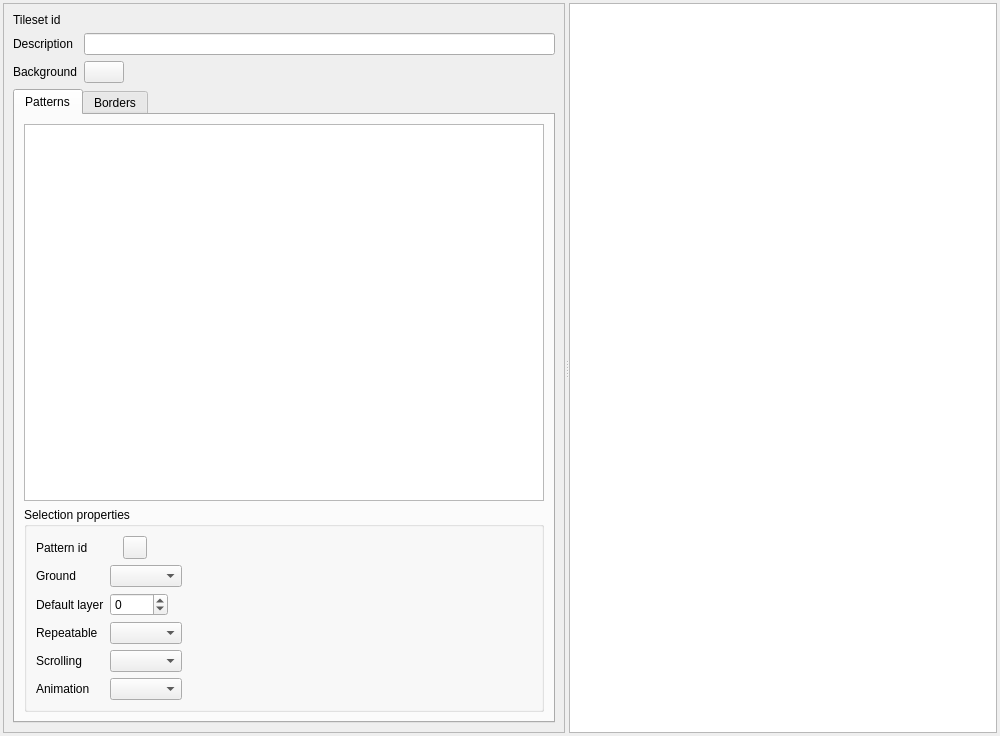
Kangie/solarus, file src/widgets/tileset_editor.ui: the form before one commit.
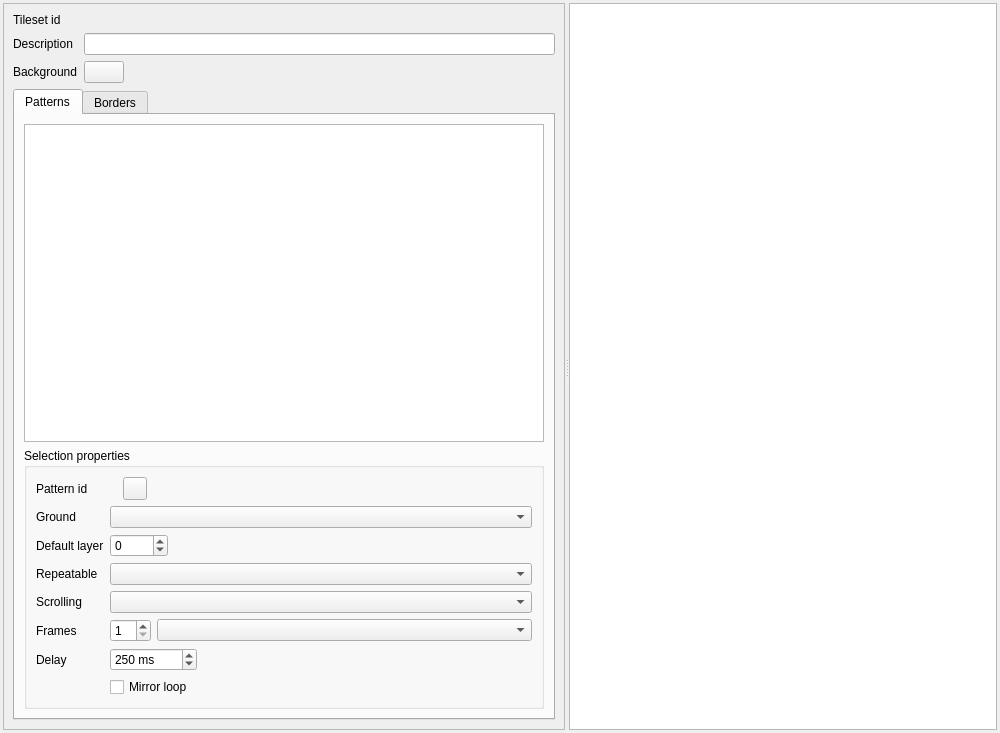
The form after the commit. Icons and pictures are not drawn. Custom widgets are drawn as their Qt base class.

Commit message: Multi-frame pattern UI

Patch:
```diff
--- a/src/widgets/tileset_editor.ui
+++ b/src/widgets/tileset_editor.ui
@@ -7,7 +7,7 @@
     <x>0</x>
     <y>0</y>
     <width>1000</width>
-    <height>736</height>
+    <height>733</height>
    </rect>
   </property>
   <property name="windowTitle">
@@ -41,7 +41,7 @@
          <x>0</x>
          <y>0</y>
          <width>597</width>
-         <height>728</height>
+         <height>725</height>
         </rect>
        </property>
        <property name="sizePolicy">
@@ -175,18 +175,6 @@
             <string>Patterns</string>
            </attribute>
            <layout class="QVBoxLayout" name="verticalLayout">
-            <property name="leftMargin">
-             <number>9</number>
-            </property>
-            <property name="topMargin">
-             <number>9</number>
-            </property>
-            <property name="rightMargin">
-             <number>9</number>
-            </property>
-            <property name="bottomMargin">
-             <number>9</number>
-            </property>
             <item>
              <widget class="SolarusEditor::TilePatternsListView" name="patterns_list_view"/>
             </item>
@@ -203,7 +191,7 @@
               </property>
               <layout class="QFormLayout" name="formLayout_2">
                <property name="fieldGrowthPolicy">
-                <enum>QFormLayout::AllNonFixedFieldsGrow</enum>
+                <enum>QFormLayout::ExpandingFieldsGrow</enum>
                </property>
                <item row="0" column="0">
                 <widget class="QLabel" name="pattern_id_label">
@@ -287,7 +275,7 @@
                <item row="1" column="1">
                 <widget class="SolarusEditor::EnumSelector&lt;SolarusEditor::Ground&gt;" name="ground_field">
                  <property name="sizePolicy">
-                  <sizepolicy hsizetype="Fixed" vsizetype="Fixed">
+                  <sizepolicy hsizetype="Expanding" vsizetype="Fixed">
                    <horstretch>0</horstretch>
                    <verstretch>0</verstretch>
                   </sizepolicy>
@@ -307,6 +295,19 @@
                  </property>
                 </widget>
                </item>
+               <item row="2" column="1">
+                <widget class="QSpinBox" name="default_layer_field">
+                 <property name="buttonSymbols">
+                  <enum>QAbstractSpinBox::UpDownArrows</enum>
+                 </property>
+                 <property name="minimum">
+                  <number>-9999</number>
+                 </property>
+                 <property name="maximum">
+                  <number>9999</number>
+                 </property>
+                </widget>
+               </item>
                <item row="3" column="0">
                 <widget class="QLabel" name="repeat_mode_label">
                  <property name="text">
@@ -317,94 +318,13 @@
                <item row="3" column="1">
                 <widget class="SolarusEditor::EnumSelector&lt;SolarusEditor::PatternRepeatMode&gt;" name="repeat_mode_field">
                  <property name="sizePolicy">
-                  <sizepolicy hsizetype="Fixed" vsizetype="Fixed">
+                  <sizepolicy hsizetype="Expanding" vsizetype="Fixed">
                    <horstretch>0</horstretch>
                    <verstretch>0</verstretch>
                   </sizepolicy>
                  </property>
                 </widget>
                </item>
-               <item row="5" column="0">
-                <widget class="QLabel" name="animation_label">
-                 <property name="toolTip">
-                  <string/>
-                 </property>
-                 <property name="text">
-                  <string>Animation</string>
-                 </property>
-                </widget>
-               </item>
-               <item row="5" column="1">
-                <widget class="QWidget" name="animation_field" native="true">
-                 <property name="sizePolicy">
-                  <sizepolicy hsizetype="Fixed" vsizetype="Preferred">
-                   <horstretch>0</horstretch>
-                   <verstretch>0</verstretch>
-                  </sizepolicy>
-                 </property>
-                 <layout class="QHBoxLayout" name="horizontalLayout_6">
-                  <property name="leftMargin">
-                   <number>0</number>
-                  </property>
-                  <property name="topMargin">
-                   <number>0</number>
-                  </property>
-                  <property name="rightMargin">
-                   <number>0</number>
-                  </property>
-                  <property name="bottomMargin">
-                   <number>0</number>
-                  </property>
-                  <item>
-                   <layout class="QVBoxLayout" name="vertical_layout">
-                    <item>
-                     <widget class="SolarusEditor::EnumSelector&lt;SolarusEditor::PatternSeparation&gt;" name="animation_separation_field">
-                      <property name="sizePolicy">
-                       <sizepolicy hsizetype="Fixed" vsizetype="Fixed">
-                        <horstretch>0</horstretch>
-                        <verstretch>0</verstretch>
-                       </sizepolicy>
-                      </property>
-                      <property name="toolTip">
-                       <string>Horizontal or vertical separation (only for multi-frame patterns)</string>
-                      </property>
-                     </widget>
-                    </item>
-                   </layout>
-                  </item>
-                 </layout>
-                </widget>
-               </item>
-               <item row="2" column="1">
-                <layout class="QHBoxLayout" name="default_layer_layout">
-                 <item>
-                  <widget class="QSpinBox" name="default_layer_field">
-                   <property name="buttonSymbols">
-                    <enum>QAbstractSpinBox::UpDownArrows</enum>
-                   </property>
-                   <property name="minimum">
-                    <number>-9999</number>
-                   </property>
-                   <property name="maximum">
-                    <number>9999</number>
-                   </property>
-                  </widget>
-                 </item>
-                 <item>
-                  <spacer name="default_layer_spacer">
-                   <property name="orientation">
-                    <enum>Qt::Horizontal</enum>
-                   </property>
-                   <property name="sizeHint" stdset="0">
-                    <size>
-                     <width>40</width>
-                     <height>20</height>
-                    </size>
-                   </property>
-                  </spacer>
-                 </item>
-                </layout>
-               </item>
                <item row="4" column="0">
                 <widget class="QLabel" name="scrolling_label">
                  <property name="text">
@@ -415,7 +335,7 @@
                <item row="4" column="1">
                 <widget class="SolarusEditor::EnumSelector&lt;SolarusEditor::PatternScrolling&gt;" name="scrolling_field">
                  <property name="sizePolicy">
-                  <sizepolicy hsizetype="Fixed" vsizetype="Fixed">
+                  <sizepolicy hsizetype="Expanding" vsizetype="Fixed">
                    <horstretch>0</horstretch>
                    <verstretch>0</verstretch>
                   </sizepolicy>
@@ -425,6 +345,70 @@
                  </property>
                 </widget>
                </item>
+               <item row="5" column="0">
+                <widget class="QLabel" name="num_frames_label">
+                 <property name="toolTip">
+                  <string/>
+                 </property>
+                 <property name="text">
+                  <string>Frames</string>
+                 </property>
+                </widget>
+               </item>
+               <item row="5" column="1">
+                <layout class="QHBoxLayout" name="horizontal_layout_2">
+                 <item>
+                  <widget class="QSpinBox" name="num_frames_field">
+                   <property name="minimum">
+                    <number>1</number>
+                   </property>
+                  </widget>
+                 </item>
+                 <item>
+                  <widget class="SolarusEditor::EnumSelector&lt;SolarusEditor::PatternSeparation&gt;" name="animation_separation_field">
+                   <property name="sizePolicy">
+                    <sizepolicy hsizetype="Expanding" vsizetype="Fixed">
+                     <horstretch>0</horstretch>
+                     <verstretch>0</verstretch>
+                    </sizepolicy>
+                   </property>
+                   <property name="toolTip">
+                    <string>Horizontal or vertical separation (only for multi-frame patterns)</string>
+                   </property>
+                  </widget>
+                 </item>
+                </layout>
+               </item>
+               <item row="6" column="0">
+                <widget class="QLabel" name="frame_delay_label">
+                 <property name="text">
+                  <string>Delay</string>
+                 </property>
+                </widget>
+               </item>
+               <item row="6" column="1">
+                <widget class="QSpinBox" name="frame_delay_field">
+                 <property name="suffix">
+                  <string> ms</string>
+                 </property>
+                 <property name="maximum">
+                  <number>999999</number>
+                 </property>
+                 <property name="singleStep">
+                  <number>10</number>
+                 </property>
+                 <property name="value">
+                  <number>250</number>
+                 </property>
+                </widget>
+               </item>
+               <item row="7" column="1">
+                <widget class="QCheckBox" name="mirror_loop_field">
+                 <property name="text">
+                  <string>Mirror loop</string>
+                 </property>
+                </widget>
+               </item>
               </layout>
              </widget>
             </item>
```
